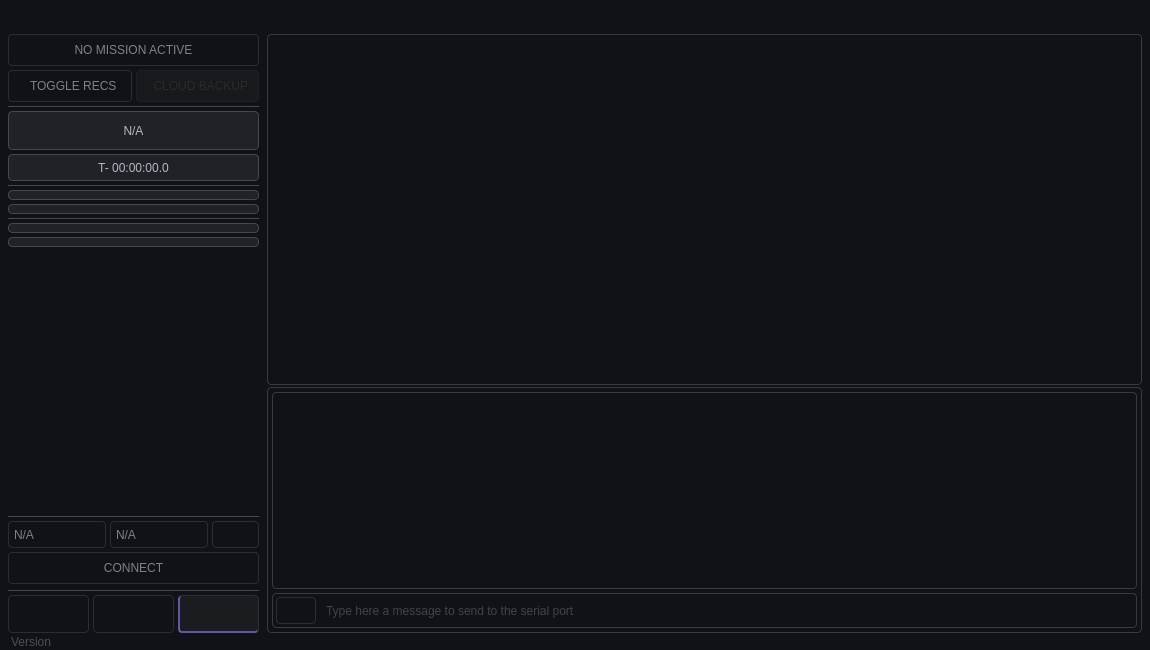
lowg0d/cosmos-ground-station, file src/ui/desing_files/mainWindow.ui: the form before one commit.
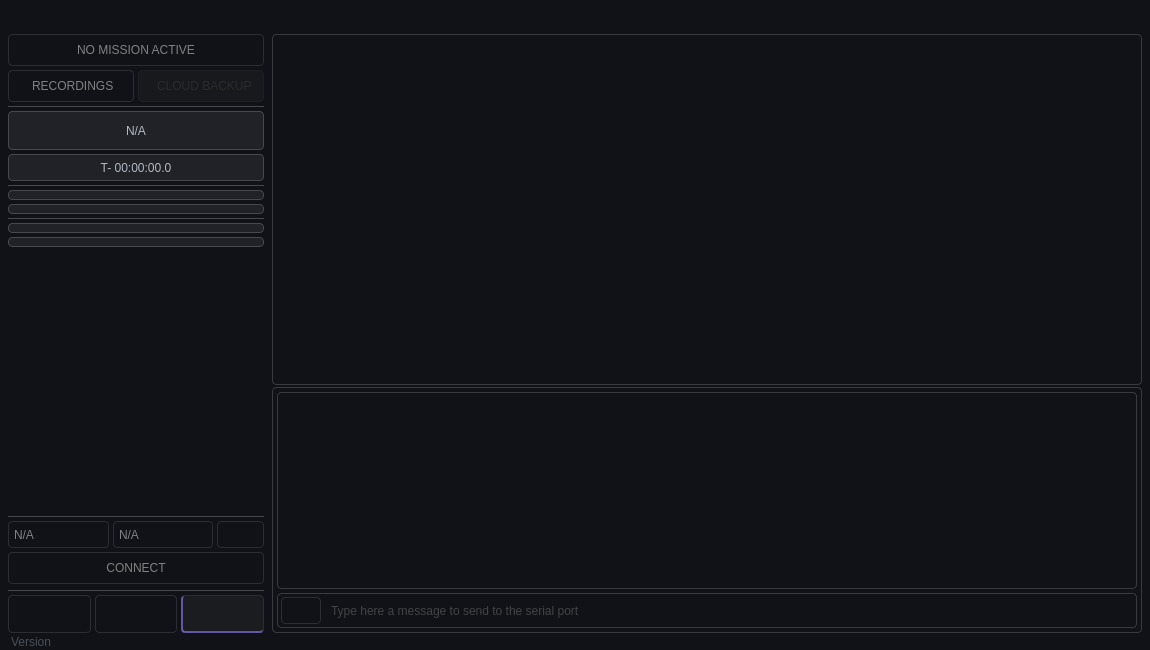
The form after the commit. Icons and pictures are not drawn.

```diff
--- a/src/ui/desing_files/mainWindow.ui
+++ b/src/ui/desing_files/mainWindow.ui
@@ -895,13 +895,13 @@
             <widget class="QFrame" name="frame_LeftSideBar">
              <property name="minimumSize">
               <size>
-               <width>255</width>
+               <width>260</width>
                <height>0</height>
               </size>
              </property>
              <property name="maximumSize">
               <size>
-               <width>250</width>
+               <width>260</width>
                <height>16777215</height>
               </size>
              </property>
@@ -1018,7 +1018,7 @@
                        <cursorShape>PointingHandCursor</cursorShape>
                       </property>
                       <property name="text">
-                       <string>  TOGGLE RECS</string>
+                       <string> RECORDINGS</string>
                       </property>
                       <property name="icon">
                        <iconset resource="../resources/src.qrc">
@@ -1318,7 +1318,7 @@
                   <rect>
                    <x>0</x>
                    <y>0</y>
-                   <width>251</width>
+                   <width>256</width>
                    <height>285</height>
                   </rect>
                  </property>
```
Left out of the diff: 4 changed lines with no effect on the pictures.
